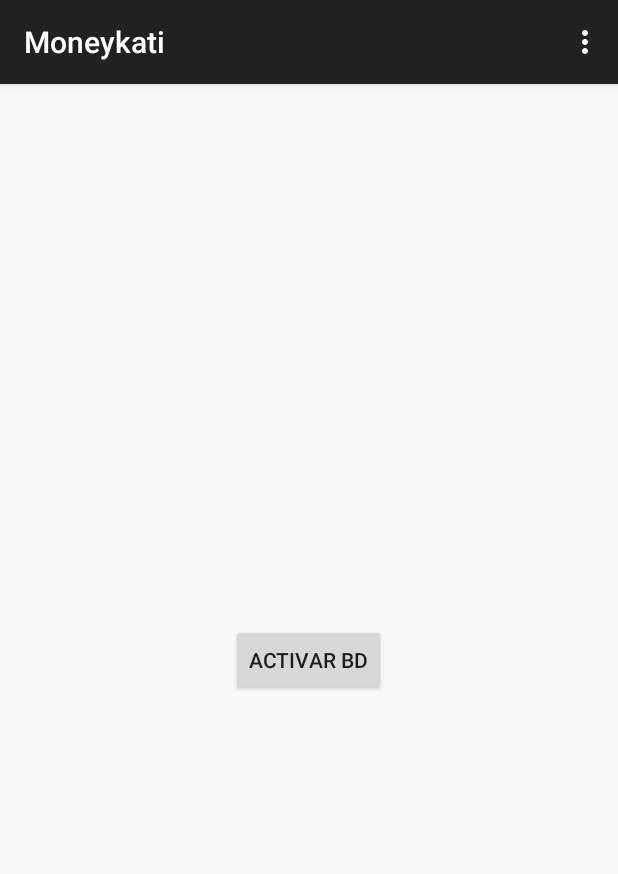
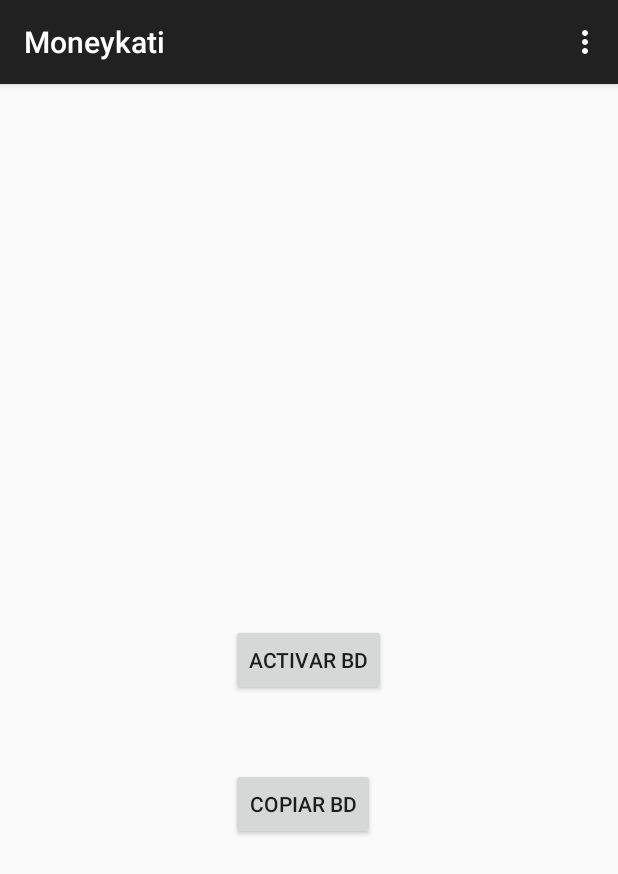
Before and after one commit to KoStyle/Moneykati, an Android app: the screen it shows after launch (MainActivity), on a phone screen of 412 x 824 dp. Shown: the top 874 px of the screen. Run offline under Robolectric (Android 15) with nearby library versions, the phone set to English and light mode, and no system bars.

```diff
--- a/app/src/main/AndroidManifest.xml
+++ b/app/src/main/AndroidManifest.xml
@@ -2,6 +2,7 @@
 <manifest xmlns:android="http://schemas.android.com/apk/res/android"
     package="com.kostyle.moneykati" >
 
+    <uses-permission android:name="android.permission.WRITE_EXTERNAL_STORAGE" />
     <application
         android:allowBackup="true"
         android:icon="@mipmap/ic_launcher"
--- a/app/src/main/res/layout/activity_main.xml
+++ b/app/src/main/res/layout/activity_main.xml
@@ -15,4 +15,14 @@
         android:clickable="true"
         android:enabled="true"
         android:onClick="inizializeDB" />
+
+    <Button
+        android:layout_width="wrap_content"
+        android:layout_height="wrap_content"
+        android:text="COPIAR BD"
+        android:id="@+id/button2"
+        android:layout_below="@+id/button"
+        android:layout_alignStart="@+id/button"
+        android:layout_marginTop="48dp"
+        android:onClick="copyDB" />
 </RelativeLayout>
```
Also changed, not shown: app/src/main/java/com/kostyle/moneykati/MainActivity.java (+47 -0 lines).
